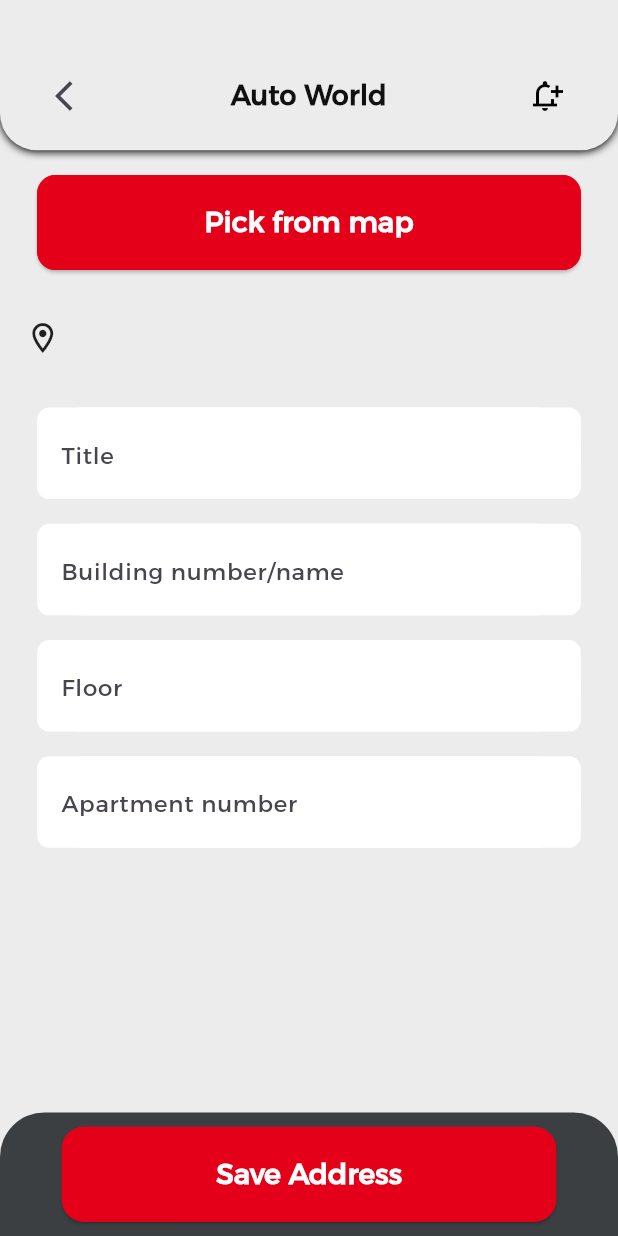
After one commit to zoalfkardeeb/autoworld, a Flutter app: the AddAddress screen opened directly, on a phone screen of 412 x 824 dp. The commit adds this screen. Run offline on Flutter 3.47's test engine with Material 3 defaults, Android fonts, the phone set to English and light mode, and no system bars; our stand-ins replace another_flushbar, app_links, cached_network_image, cloud_firestore, dio, double_back_to_close_app and 29 more; missing offline and left inert: easy_pdf_viewer, flutter_facebook_auth, mailer, map_location_picker, platform_device_id, simple_tooltip; accounts and stored records are empty; network calls fail; project files that could hold a hidden picture were left out.

Commit message:
add & update address

```diff
--- a/lang/ar.json
+++ b/lang/ar.json
@@ -260,7 +260,8 @@
   "E-Shop": "المتجر",
   "Manage Address": "إدارة العناوين",
   "Manage Your Address": "إدارة العناوين",
-  "Add new Address": "إضافة عنوان جديد"
+  "Add new Address": "إضافة عنوان جديد",
+  "Save Address": "حفظ العنوان"
 
 
 
--- a/lang/en.json
+++ b/lang/en.json
@@ -258,6 +258,7 @@
   "Filter My Research": "Filter My Research",
   "Manage Address": "Manage Address",
   "Manage Your Address": "Manage Your Address",
-  "Add new Address": "Add new Address"
+  "Add new Address": "Add new Address",
+  "Save Address": "Save Address"
 
 }
--- a/lib/MyWidget.dart
+++ b/lib/MyWidget.dart
@@ -7,8 +7,10 @@ import 'package:automall/constant/font_size.dart';
 import 'package:automall/constant/app_size.dart';
 
 import 'package:automall/localization_service.dart';
+import 'package:automall/model/request/address.dart';
 import 'package:automall/photoView.dart';
 import 'package:automall/screen/SupplierOrder.dart';
+import 'package:automall/screen/address/addAddress.dart';
 import 'package:automall/screen/address/manageAddress.dart';
 import 'package:automall/screen/carSell/MyCars.dart';
 import 'package:automall/screen/notificationScreen.dart';
@@ -108,6 +110,64 @@ class MyWidget{
         ),
       ),
     );
+  }
+
+  textFiledAddress(textController, hintText){
+    return Padding(
+      padding: EdgeInsets.symmetric(
+          vertical:
+          AppHeight.h1,
+          horizontal:
+          AppWidth.w4*1.5),
+      child: Container(
+        // height: FontSize.s18*2.5,
+        decoration: BoxDecoration(
+          color: Colors.white,
+          borderRadius:
+          BorderRadius.all(Radius.circular(AppWidth.w4/2)),
+        ),
+        child: TextFormField(
+          textAlign: TextAlign.start,
+          obscureText: false,
+          keyboardType: TextInputType.text,
+          controller: textController,
+          autovalidateMode:
+          AutovalidateMode.onUserInteraction,
+          style: TextStyle(
+              fontFamily: 'GESS',
+              color: Colors.black,
+              fontSize: FontSize.s18
+          ),
+          decoration: InputDecoration(
+            enabledBorder: OutlineInputBorder(
+              borderRadius: BorderRadius.circular(
+                  MediaQuery.of(context).size.height / 5),
+              borderSide: const BorderSide(
+                color: Colors.white,
+                width: 2,
+              ),
+            ),
+            focusedBorder: OutlineInputBorder(
+              borderRadius: BorderRadius.circular(
+                  MediaQuery.of(context).size.height / 5),
+              borderSide: const BorderSide(
+                color: Colors.white,
+                width: 2,
+              ),
+            ),
+            filled: true,
+            fillColor: Colors.white,
+            border: InputBorder.none,
+            hintText: hintText,
+            hintStyle: TextStyle(
+              fontFamily: 'GESS',
+              fontSize: FontSize.s16,
+            ),
+          ),
+        ),
+      ),
+    );
+
   }
 
   guestDialog() {
@@ -454,6 +514,10 @@ class MyWidget{
     }
    _yourAds() async{
      Navigator.of(context).pop();
+     if(guestType){
+       guestDialog();
+       return;
+     }
      pleaseWait = true;
      setState();
      await MyAPI(context: context).getCarSellByUserId();
@@ -469,6 +533,10 @@ class MyWidget{
    }
    _manageAddress() async{
      Navigator.of(context).pop();
+     if(guestType){
+       guestDialog();
+       return;
+     }
      pleaseWait = true;
      setState();
      await MyAPI.addressRead();
@@ -478,7 +546,7 @@ class MyWidget{
      Navigator.push(
        context,
        MaterialPageRoute(
-         builder: (context) =>  const ManageAddress(),
+         builder: (context) => (addressList!=null && addressList!.total!>0) ? ManageAddress() : AddAddress(address: AddressRequest(userId: userInfo['id'])),
        ),
      );
    }
--- /dev/null
+++ b/lib/model/request/address.dart
@@ -0,0 +1,57 @@
+// To parse this JSON data, do
+//
+//     final addressRequest = addressRequestFromJson(jsonString);
+
+import 'dart:convert';
+
+AddressRequest addressRequestFromJson(String str) => AddressRequest.fromJson(json.decode(str));
+
+String addressRequestToJson(AddressRequest data) => json.encode(data.toJson());
+
+class AddressRequest {
+  String? id;
+  String? userId;
+  String? lat;
+  String? lng;
+  String? title;
+  String? notes;
+  String? building;
+  String? floor;
+  String? appartment;
+
+  AddressRequest({
+    this.id,
+    this.userId,
+    this.lat,
+    this.lng,
+    this.title,
+    this.notes,
+    this.building,
+    this.floor,
+    this.appartment,
+  });
+
+  factory AddressRequest.fromJson(Map<String, dynamic> json) => AddressRequest(
+    id: json["id"],
+    userId: json["userId"],
+    lat: json["lat"],
+    lng: json["lng"],
+    title: json["title"],
+    notes: json["notes"],
+    building: json["building"],
+    floor: json["floor"],
+    appartment: json["appartment"],
+  );
+
+  Map<String, dynamic> toJson() => {
+    "id": id,
+    "userId": userId,
+    "lat": lat,
+    "lng": lng,
+    "title": title,
+    "notes": notes,
+    "building": building,
+    "floor": floor,
+    "appartment": appartment,
+  };
+}
--- /dev/null
+++ b/lib/screen/address/addAddress.dart
@@ -0,0 +1,284 @@
+import 'package:automall/MyWidget.dart';
+import 'package:automall/api.dart';
+import 'package:automall/const.dart';
+import 'package:automall/constant/app_size.dart';
+import 'package:automall/constant/color/MyColors.dart';
+import 'package:automall/constant/string/Strings.dart';
+import 'package:automall/helper/functions.dart';
+import 'package:automall/localizations.dart';
+import 'package:automall/location/location.dart';
+import 'package:automall/model/request/address.dart';
+import 'package:cloud_firestore/cloud_firestore.dart';
+import 'package:flutter/material.dart';
+import 'package:flutter/services.dart';
+import 'package:map_location_picker/map_location_picker.dart';
+import 'package:geocoding/geocoding.dart';
+
+
+class AddAddress extends StatefulWidget {
+  AddressRequest address;
+  AddAddress({Key? key, required this.address}) : super(key: key);
+
+  @override
+  State<AddAddress> createState() => _AddAddressState();
+}
+
+class _AddAddressState extends State<AddAddress> {
+  late MyWidget _m;
+  final TextEditingController _noteController = TextEditingController();
+  final TextEditingController _titleController = TextEditingController();
+  final TextEditingController _buildingController = TextEditingController();
+  final TextEditingController _floorController = TextEditingController();
+  final TextEditingController _aprController = TextEditingController();
+  String autocompletePlace = "null";
+
+  @override
+  void initState() {
+    // TODO: implement initState
+
+    _titleController.text = widget.address.title??'';
+    _noteController.text = widget.address.notes??'';
+    _buildingController.text = widget.address.building??'';
+    _floorController.text = widget.address.floor??'';
+    _aprController.text = widget.address.appartment??'';
+    if(widget.address.lat != null) position = LatLng(double.parse(widget.address.lat??'25.22'), double.parse(widget.address.lng??'50.00'));
+    super.initState();
+  }
+  @override
+  Widget build(BuildContext context) {
+    var hSpace = AppHeight.h5;
+    var curve = AppHeight.h2*1.5;
+    _m = MyWidget(context);
+    return Scaffold(
+      resizeToAvoidBottomInset: true,
+      backgroundColor: MyColors.topCon,
+      body: Stack(
+        children: [
+          Align(
+            alignment: Alignment.topCenter,
+            child: Container(
+                height: MediaQuery
+                    .of(context)
+                    .size
+                    .height * (1-0.1),
+                width: double.infinity,
+                alignment: Alignment.topCenter,
+                child:
+                Column(
+                  //mainAxisAlignment: MainAxisAlignment.center,
+                  crossAxisAlignment: CrossAxisAlignment.center,
+                  children: [
+                    _topBar(curve),
+                    Padding(
+                        padding: EdgeInsets.symmetric(horizontal: AppWidth.w4*1.5, vertical: AppHeight.h2),
+                      child: MyWidget(context).raisedButton(curve, AppWidth.w80, AppLocalizations.of(context)!.translate('Pick from map'),
+                          null, () async => await _showPlacePicker()),
+                    ),
+                    Padding(
+                      padding: EdgeInsets.all(AppWidth.w4),
+                      child: Row(
+                        children: [
+                          const Icon(Icons.location_on_outlined),
+                          Expanded(child: MyWidget(context).bodyText1(_noteController.text, color: MyColors.bottomCon, scale: 0.8, padding: AppWidth.w1),),
+                        ],
+                      ),
+                    ),
+                    Expanded(
+                      flex: 1,
+                      child: Container(
+                        margin: const EdgeInsets.only(top: 10),
+                        decoration: const BoxDecoration(
+                          color: MyColors.topCon,
+                          //borderRadius: BorderRadius.only(topLeft: Radius.circular(curve), topRight: Radius.circular(curve))
+                        ),
+                        child: SingleChildScrollView(
+                          child: Column(
+                            children: [
+                              MyWidget(context).textFiledAddress(_titleController,
+                                  AppLocalizations.of(context)!.translate('Title')),
+                              MyWidget(context).textFiledAddress(
+                                  _buildingController,
+                                  AppLocalizations.of(context)!
+                                      .translate('Building number/name')),
+                              MyWidget(context).textFiledAddress(_floorController,
+                                  AppLocalizations.of(context)!.translate('Floor')),
+                              MyWidget(context).textFiledAddress(
+                                  _aprController,
+                                  AppLocalizations.of(context)!
+                                      .translate('Apartment number')),
+                              SizedBox(height: AppHeight.h1,),
+                            ],
+                          ),
+                        ),
+                      ),
+                    ),
+                  ],
+                )
+            ),
+          ),
+          Align(
+            alignment: Alignment.bottomCenter,
+            child: MediaQuery
+                .of(context)
+                .viewInsets
+                .bottom == 0 ?
+            _m.bottomContainer(
+                Row(
+                  mainAxisAlignment: MainAxisAlignment.center,
+                  children: [
+                    _m.raisedButton(curve*1.2, AppWidth.w80, AppLocalizations.of(context)!.translate('Save Address'), null, ()=> _saveAddress())
+                  ],
+                ),
+                curve*1.2, bottomConRati: 0.1)
+                : const SizedBox(height: 0.1,),
+          ),
+          Align(
+            alignment: Alignment.center,
+            child: pleaseWait?
+            _m.progress()
+                :
+            const SizedBox(),
+          )
+        ],
+      ),
+    );
+  }
+  _setState() {
+    setState(() {
+
+    });
+  }
+
+  _topBar(curve) {
+    return Container(
+      //centerTitle: true,
+      //height: barHight,
+        padding: EdgeInsets.symmetric(horizontal: curve, vertical: curve/2),
+        decoration: BoxDecoration(
+          color: MyColors.topCon,
+          borderRadius: BorderRadius.only(bottomLeft: Radius.circular(curve),
+              bottomRight: Radius.circular(curve)),
+          boxShadow: const [BoxShadow(
+            color: MyColors.black,
+            offset: Offset(0, 1),
+            blurRadius: 4,
+          )],   ),
+        child: Column(
+          crossAxisAlignment: CrossAxisAlignment.start,
+          children: [
+            SizedBox(height: MediaQuery
+                .of(context)
+                .size
+                .height / 30,),
+            Row(
+              //mainAxisAlignment: MainAxisAlignment.center,
+              children: [
+                IconButton(
+                  icon: Align(
+                    alignment: lng==2?Alignment.centerRight:Alignment.centerLeft,
+                    child: const Icon(Icons.arrow_back_ios),
+                  ),
+                  onPressed: ()=> Navigator.of(context).pop(),
+                ),
+                Expanded(
+                  flex: 1,
+                  child: Column(
+                    mainAxisAlignment: MainAxisAlignment.end,
+                    children: [
+                      _m.titleText1(AppLocalizations.of(context)!.translate('name')),
+                      //_m.bodyText1(AppLocalizations.of(context)!.translate('Manage Your Address'), padding: 0.0, padV: AppHeight.h1/2, scale: 0.7),
+                    ],
+                  ),
+                ),
+                _m.notificationButton(),
+              ],
+            ),
+            // SizedBox(height: MediaQuery.of(context).size.height/40,),
+            /*_tapNum == 1 ?
+            _m!.headText('$_country, $_state', scale: 0.8, paddingV: MediaQuery
+                .of(context)
+                .size
+                .height / 120)
+                :
+            const SizedBox()
+            ,*/
+          ],
+        )
+    );
+  }
+
+  _saveAddress() async{
+    MyAPI myAPI = MyAPI(context: context);
+    if(position == null){
+      await myAPI.flushBar('Select location on map');
+      return;
+    }
+    if (_titleController.text.isNotEmpty) {
+      widget.address.notes = _noteController.text;
+      widget.address.title = _titleController.text;
+      widget.address.lat = position.latitude.toString();
+      widget.address.lng = position.longitude.toString();
+      widget.address.building = _buildingController.text;
+      widget.address.appartment = _aprController.text;
+      widget.address.floor = _floorController.text;
+      setState(() {
+        pleaseWait = true;
+      });
+      print('t');
+      var result = false;
+      if(widget.address.id != null && widget.address.id!.isNotEmpty) {
+       result = await MyAPI.updateAddreess(widget.address);
+      }else{
+       result = await MyAPI.addAdreess(widget.address);
+      }
+      setState(() {
+        pleaseWait = false;
+      });
+      if(!result){
+        await myAPI.flushBar('Please try again later!');
+        return;
+      }
+      await myAPI.flushBar('Address is saved');
+      await Future.delayed(const Duration(seconds: 2));
+      Navigator.of(context).pop();
+      Navigator.of(context).pop();
+    } else {
+      await myAPI.flushBar('Title is required');
+    }
+  }
+
+  LatLng position = LatLng(25.3407106, 52.9036987);
+
+  _showPlacePicker() async {
+    await getCurrentLocation();
+    // ignore: use_build_context_synchronously
+    Navigator.push(
+      context,
+      MaterialPageRoute(
+        builder: (context) {
+          return GoogleMapLocationPicker(
+            apiKey: Strings.mapKey,
+            //popOnNextButtonTaped: true,
+            currentLatLng: currentLocation == null ? const LatLng(25.3407106, 52.9036987)
+              : LatLng(currentLocation!.latitude, currentLocation!.longitude),
+            onNext: (GeocodingResult? result) {
+              if (result != null) {
+                  position = LatLng(result.geometry.location.lat, result.geometry.location.lng);
+                  _noteController.text = result.formattedAddress??'';
+                  Navigator.of(context).pop();
+              }
+            },
+            onSuggestionSelected: (Prediction? result) {
+              if (result != null) {
+                setState(() {
+                  autocompletePlace = result.reference ?? "";
+                });
+              }
+            },
+          );
+        },
+      ),
+    ).then((value) => _setState());
+  }
+
+}
--- a/lib/screen/address/manageAddress.dart
+++ b/lib/screen/address/manageAddress.dart
@@ -2,7 +2,10 @@ import 'package:automall/MyWidget.dart';
 import 'package:automall/const.dart';
 import 'package:automall/constant/app_size.dart';
 import 'package:automall/constant/color/MyColors.dart';
+import 'package:automall/helper/functions.dart';
 import 'package:automall/localizations.dart';
+import 'package:automall/model/request/address.dart';
+import 'package:automall/screen/address/addAddress.dart';
 import 'package:flutter/material.dart';
 class ManageAddress extends StatefulWidget {
   const ManageAddress({Key? key}) : super(key: key);
@@ -122,15 +125,12 @@ class _ManageAddressState extends State<ManageAddress> {
             Row(
               //mainAxisAlignment: MainAxisAlignment.center,
               children: [
-                Expanded(
-                  flex: 1,
-                  child: IconButton(
-                    icon: Align(
-                      alignment: lng==2?Alignment.centerRight:Alignment.centerLeft,
-                      child: const Icon(Icons.arrow_back_ios),
-                    ),
-                    onPressed: ()=> Navigator.of(context).pop(),
+                IconButton(
+                  icon: Align(
+                    alignment: lng==2?Alignment.centerRight:Alignment.centerLeft,
+                    child: const Icon(Icons.arrow_back_ios),
                   ),
+                  onPressed: ()=> Navigator.of(context).pop(),
                 ),
                 Expanded(
                   flex: 1,
@@ -142,10 +142,7 @@ class _ManageAddressState extends State<ManageAddress> {
                     ],
                   ),
                 ),
-                Expanded(
-                  flex: 1,
-                  child: _m.notificationButton(),
-                ),
+                _m.notificationButton(),
               ],
             ),
             // SizedBox(height: MediaQuery.of(context).size.height/40,),
@@ -171,14 +168,16 @@ class _ManageAddressState extends State<ManageAddress> {
               mainAxisAlignment: MainAxisAlignment.spaceBetween,
               children: [
                 _m.bodyText1(title, padV: AppHeight.h1/2, padding: AppWidth.w2),
-                IconButton(onPressed: ()=> _editAddress(), icon: const Icon(Icons.edit_outlined, color: MyColors.mainColor,)),
+                IconButton(onPressed: ()=> _editAddress(id), icon: const Icon(Icons.edit_outlined, color: MyColors.mainColor,)),
               ],
             ),
             const Divider(height: 2,),
             Row(
               children: [
                 const Icon(Icons.location_on_outlined, color: MyColors.bottomCon,),
-                _m.bodyText1(notes, scale: 0.8, color: MyColors.bottomCon, align: TextAlign.start, padV: AppHeight.h1/2, padding: 0.1),
+                Expanded(
+                  child: _m.bodyText1(notes, scale: 0.8, color: MyColors.bottomCon, align: TextAlign.start, padV: AppHeight.h1/2, padding: 0.1),
+                ),
               ],
             )
           ],
@@ -186,8 +185,27 @@ class _ManageAddressState extends State<ManageAddress> {
     );
   }
 
-  _editAddress() {}
+  _editAddress(String id) {
+    var address = addressList!.data!.where((element) => element.id == id).toList()[0];
+    MyApplication.navigateToReplace(context,
+        AddAddress(
+            address: AddressRequest(
+                userId: address.userId,
+                id: address.id,
+              appartment: address.appartment,
+              floor: address.floor,
+              building: address.building,
+              title: address.title,
+              notes: address.notes,
+              lat: address.lat.toString(),
+              lng: address.lng.toString(),
+            )
+        )
+    );
+  }
 
-  _addAddress() {}
+  _addAddress() {
+    MyApplication.navigateToReplace(context, AddAddress(address: AddressRequest(userId: userInfo['id'])));
+  }
 
 }
--- a/pubspec.yaml
+++ b/pubspec.yaml
@@ -96,6 +96,8 @@ dependencies:
   map_location_picker: ^1.2.8+3
   geolocator: ^10.1.0
   dropdown_button2: ^2.3.9
+  geocoding: ^2.1.0
+
 
   #location: ^5.0.3
 
```
Also changed, not shown: lib/api.dart (+47 -0 lines), lib/model/response/addressRead.dart (+5 -5 lines), pubspec.lock.
